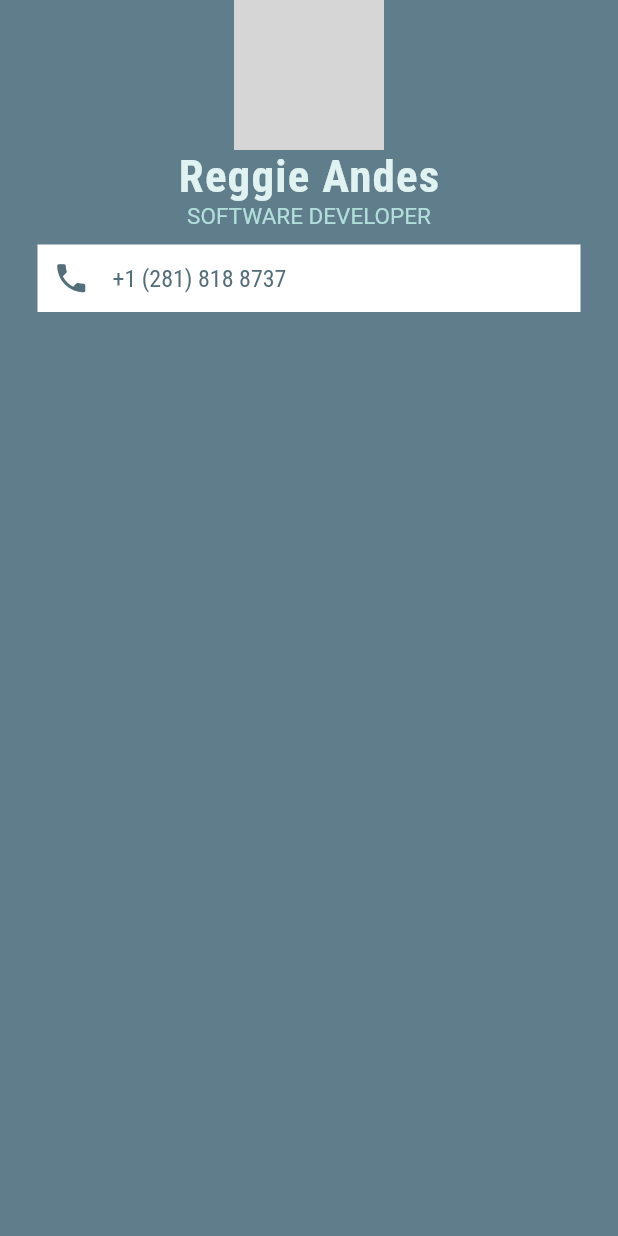
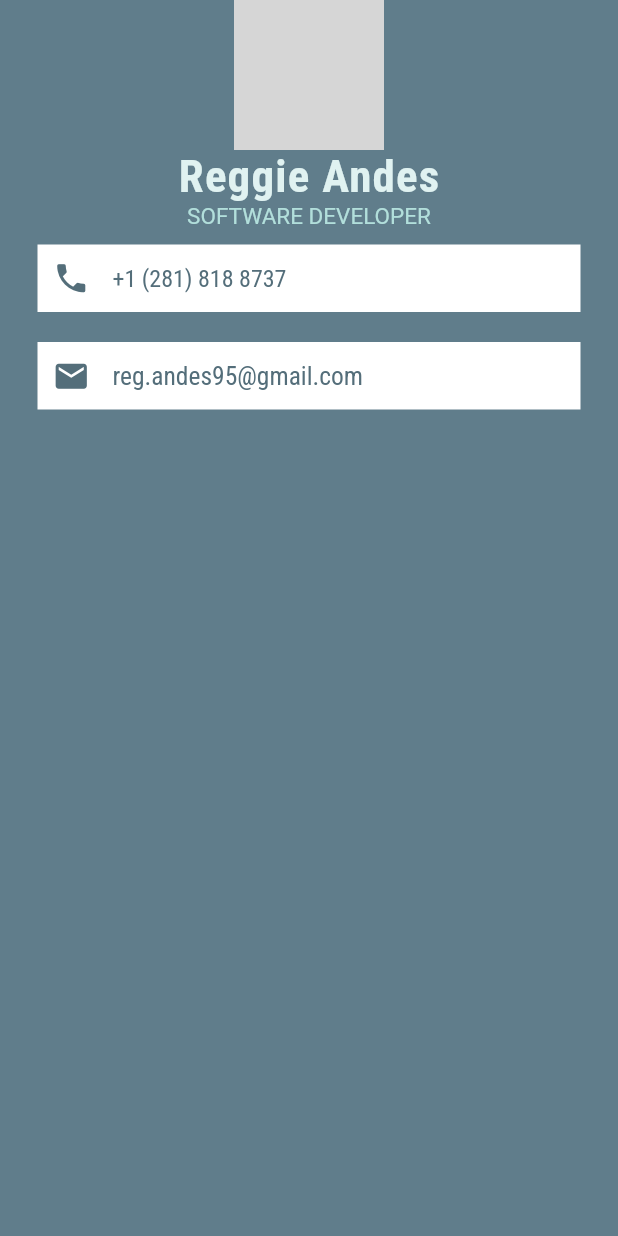
Before and after one commit to ambrosaur/contact_card_flutter, a Flutter app: the screen it shows after launch, on a phone screen of 412 x 824 dp. Run offline on Flutter 3.47's test engine with Material 2 defaults, Android fonts, the phone set to English and light mode, and no system bars; Roboto replaces fonts that are missing (OpenSansCondensed); grey boxes are pictures that could not be loaded.

Commit message:
add 2nd row layout for email

```diff
--- a/lib/main.dart
+++ b/lib/main.dart
@@ -60,6 +60,31 @@ class MyApp extends StatelessWidget {
                 ],
               ),
             ),
+            Container(
+              color: Colors.white,
+              padding: EdgeInsets.all(10.0),
+              margin: EdgeInsets.symmetric(vertical: 10.0, horizontal: 25.0),
+              child: Row(
+                children: <Widget>[
+                  Icon(
+                    Icons.email,
+                    color: Colors.blueGrey[600],
+                    size: 25.0,
+                  ),
+                  SizedBox(
+                    width: 15.0,
+                  ),
+                  Text(
+                    'reg.andes95@gmail.com',
+                    style: TextStyle(
+                      color: Colors.blueGrey[600],
+                      fontFamily: 'RobotoCondensed',
+                      fontSize: 17.0,
+                    ),
+                  ),
+                ],
+              ),
+            ),
           ],
         ),
       ),
```
